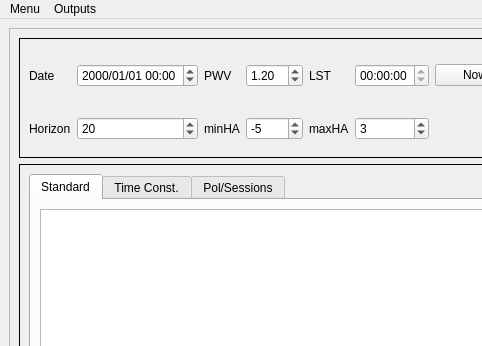
First picture: the form in gwto2BL.ui, repository itoledoc/gWTO2, before the edit; both pictures show x 0 to 482 and y 0 to 346 of the 1090 by 836 pixel window.
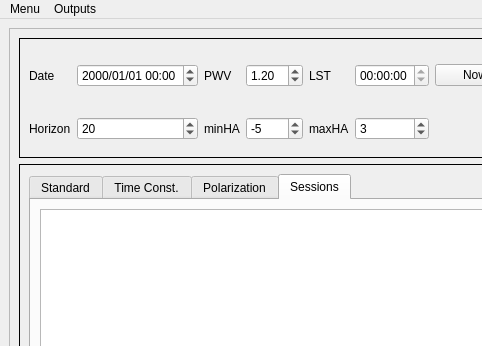
Second picture: the form after the edit.

What changed in the file:
```diff
--- a/gwto2BL.ui
+++ b/gwto2BL.ui
@@ -429,7 +429,7 @@
           <item row="0" column="0">
            <widget class="QTabWidget" name="tabWidget">
             <property name="currentIndex">
-             <number>0</number>
+             <number>3</number>
             </property>
             <widget class="QWidget" name="bl_tab">
              <property name="accessibleName">
@@ -466,7 +466,7 @@
             </widget>
             <widget class="QWidget" name="pol_tab">
              <attribute name="title">
-              <string>Pol/Sessions</string>
+              <string>Polarization</string>
              </attribute>
              <layout class="QGridLayout" name="gridLayout_8">
               <item row="0" column="0">
@@ -474,6 +474,16 @@
               </item>
              </layout>
             </widget>
+            <widget class="QWidget" name="session_tab">
+             <attribute name="title">
+              <string>Sessions</string>
+             </attribute>
+             <layout class="QGridLayout" name="gridLayout_9">
+              <item row="0" column="0">
+               <widget class="QTableView" name="session_sheet"/>
+              </item>
+             </layout>
+            </widget>
            </widget>
           </item>
          </layout>
```
Left out of the diff: 20 changed lines with no effect on the pictures.
